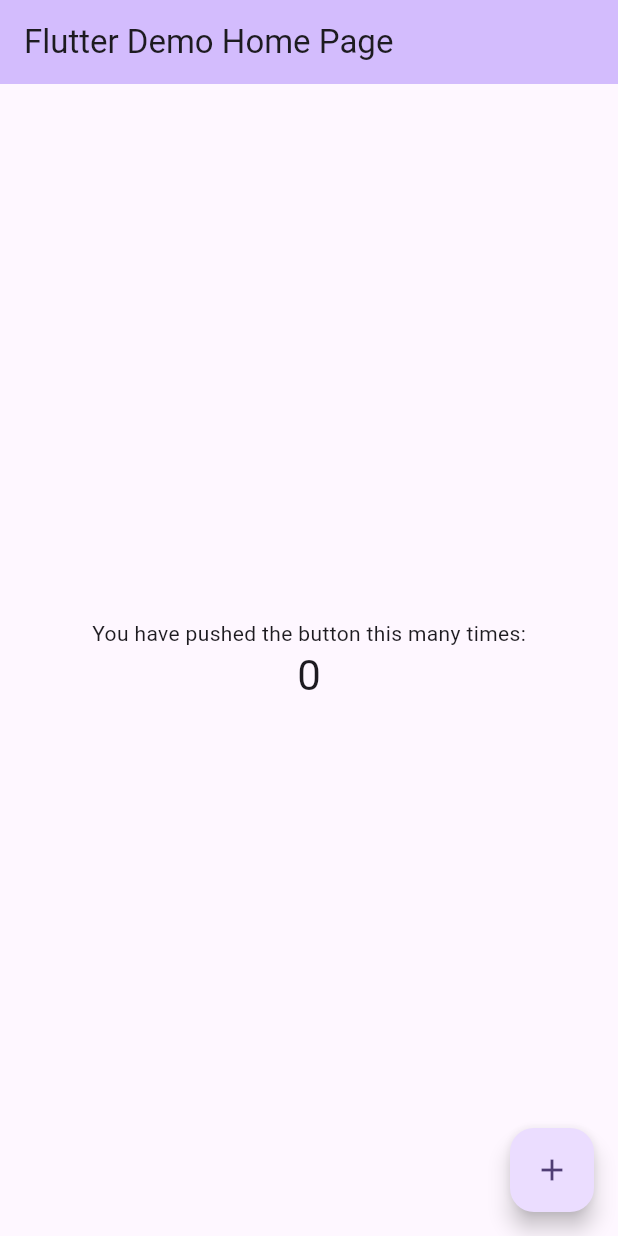
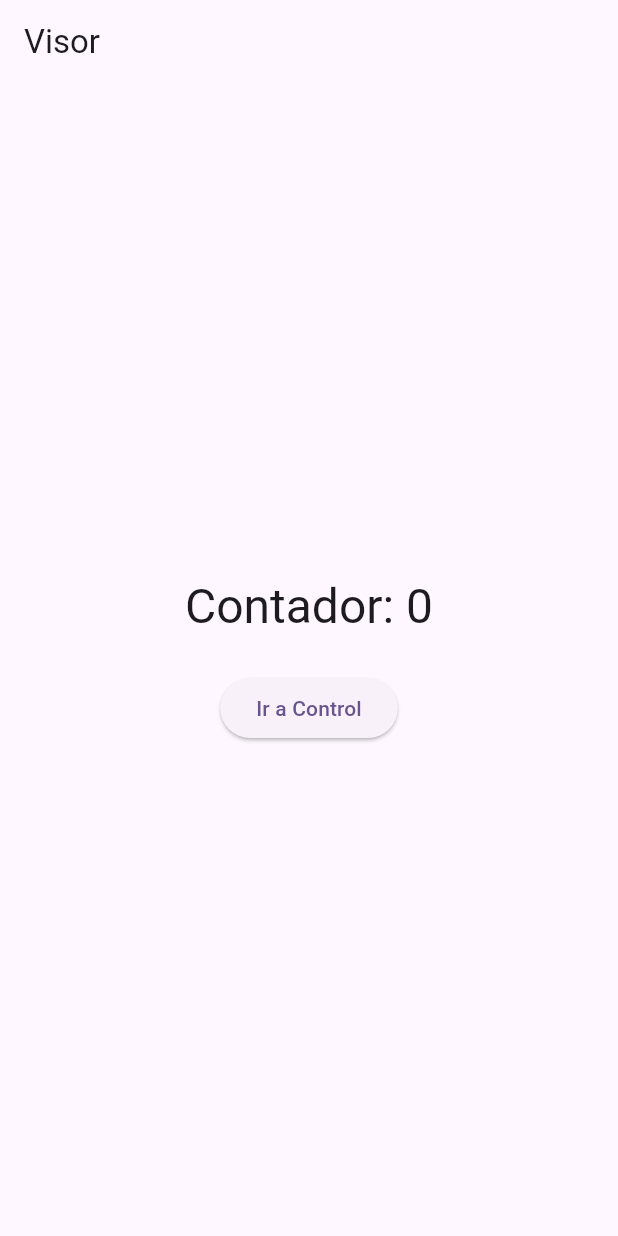
Before and after one commit to Mattz02/deber1-estado-streams, a Flutter app: the screen it shows after launch, on a phone screen of 412 x 824 dp. Run offline on Flutter 3.47's test engine with Material 3 defaults, Android fonts, the phone set to English and light mode, and no system bars; our stand-ins replace flutter_riverpod, shared_preferences.

Commit message:
feat: presentation con Riverpod

```diff
--- a/deber1/lib/main.dart
+++ b/deber1/lib/main.dart
@@ -1,122 +1,24 @@
 import 'package:flutter/material.dart';
+import 'package:flutter_riverpod/flutter_riverpod.dart';
+
+import 'presentation/pantallas/pantalla_visor.dart';
 
 void main() {
-  runApp(const MyApp());
+  WidgetsFlutterBinding.ensureInitialized();
+  runApp(const ProviderScope(child: MyApp()));
 }
 
 class MyApp extends StatelessWidget {
   const MyApp({super.key});
 
-  // This widget is the root of your application.
   @override
   Widget build(BuildContext context) {
     return MaterialApp(
-      title: 'Flutter Demo',
+      title: 'Contador con Riverpod',
       theme: ThemeData(
-        // This is the theme of your application.
-        //
-        // TRY THIS: Try running your application with "flutter run". You'll see
-        // the application has a purple toolbar. Then, without quitting the app,
-        // try changing the seedColor in the colorScheme below to Colors.green
-        // and then invoke "hot reload" (save your changes or press the "hot
-        // reload" button in a Flutter-supported IDE, or press "r" if you used
-        // the command line to start the app).
-        //
-        // Notice that the counter didn't reset back to zero; the application
-        // state is not lost during the reload. To reset the state, use hot
-        // restart instead.
-        //
-        // This works for code too, not just values: Most code changes can be
-        // tested with just a hot reload.
-        colorScheme: .fromSeed(seedColor: Colors.deepPurple),
+        colorScheme: ColorScheme.fromSeed(seedColor: Colors.deepPurple),
       ),
-      home: const MyHomePage(title: 'Flutter Demo Home Page'),
+      home: const PantallaVisor(),
     );
   }
 }
-
-class MyHomePage extends StatefulWidget {
-  const MyHomePage({super.key, required this.title});
-
-  // This widget is the home page of your application. It is stateful, meaning
-  // that it has a State object (defined below) that contains fields that affect
-  // how it looks.
-
-  // This class is the configuration for the state. It holds the values (in this
-  // case the title) provided by the parent (in this case the App widget) and
-  // used by the build method of the State. Fields in a Widget subclass are
-  // always marked "final".
-
-  final String title;
-
-  @override
-  State<MyHomePage> createState() => _MyHomePageState();
-}
-
-class _MyHomePageState extends State<MyHomePage> {
-  int _counter = 0;
-
-  void _incrementCounter() {
-    setState(() {
-      // This call to setState tells the Flutter framework that something has
-      // changed in this State, which causes it to rerun the build method below
-      // so that the display can reflect the updated values. If we changed
-      // _counter without calling setState(), then the build method would not be
-      // called again, and so nothing would appear to happen.
-      _counter++;
-    });
-  }
-
-  @override
-  Widget build(BuildContext context) {
-    // This method is rerun every time setState is called, for instance as done
-    // by the _incrementCounter method above.
-    //
-    // The Flutter framework has been optimized to make rerunning build methods
-    // fast, so that you can just rebuild anything that needs updating rather
-    // than having to individually change instances of widgets.
-    return Scaffold(
-      appBar: AppBar(
-        // TRY THIS: Try changing the color here to a specific color (to
-        // Colors.amber, perhaps?) and trigger a hot reload to see the AppBar
-        // change color while the other colors stay the same.
-        backgroundColor: Theme.of(context).colorScheme.inversePrimary,
-        // Here we take the value from the MyHomePage object that was created by
-        // the App.build method, and use it to set our appbar title.
-        title: Text(widget.title),
-      ),
-      body: Center(
-        // Center is a layout widget. It takes a single child and positions it
-        // in the middle of the parent.
-        child: Column(
-          // Column is also a layout widget. It takes a list of children and
-          // arranges them vertically. By default, it sizes itself to fit its
-          // children horizontally, and tries to be as tall as its parent.
-          //
-          // Column has various properties to control how it sizes itself and
-          // how it positions its children. Here we use mainAxisAlignment to
-          // center the children vertically; the main axis here is the vertical
-          // axis because Columns are vertical (the cross axis would be
-          // horizontal).
-          //
-          // TRY THIS: Invoke "debug painting" (choose the "Toggle Debug Paint"
-          // action in the IDE, or press "p" in the console), to see the
-          // wireframe for each widget.
-          mainAxisAlignment: .center,
-          children: [
-            const Text('You have pushed the button this many times:'),
-            Text(
-              '$_counter',
-              style: Theme.of(context).textTheme.headlineMedium,
-            ),
-          ],
-        ),
-      ),
-      floatingActionButton: FloatingActionButton(
-        onPressed: _incrementCounter,
-        tooltip: 'Increment',
-        child: const Icon(Icons.add),
-      ),
-    );
-  }
-}
--- /dev/null
+++ b/deber1/lib/presentation/pantallas/pantalla_visor.dart
@@ -0,0 +1,47 @@
+import 'package:flutter/material.dart';
+import 'package:flutter_riverpod/flutter_riverpod.dart';
+
+import '../estado/contador_provider.dart';
+import 'pantalla_control.dart';
+
+class PantallaVisor extends ConsumerWidget {
+  const PantallaVisor({super.key});
+
+  @override
+  Widget build(BuildContext context, WidgetRef ref) {
+    final contador = ref.watch(contadorProvider);
+    ref.listen(contadorProvider, (anterior, siguiente) {
+      if (siguiente.error != null) {
+        ScaffoldMessenger.of(context).showSnackBar(
+          const SnackBar(content: Text('No se pudo cargar el contador.')),
+        );
+      }
+    });
+    return Scaffold(
+      appBar: AppBar(title: const Text('Visor')),
+      body: Center(
+        child: Column(
+          mainAxisAlignment: MainAxisAlignment.center,
+          children: [
+            Text(
+              'Contador: ${contador.valor}',
+              style: Theme.of(context).textTheme.headlineLarge,
+            ),
+            const SizedBox(height: 24),
+            if (contador.cargando) const CircularProgressIndicator(),
+            ElevatedButton(
+              onPressed: contador.cargando
+                  ? null
+                  : () => Navigator.of(context).push<void>(
+                      MaterialPageRoute<void>(
+                        builder: (_) => const PantallaControl(),
+                      ),
+                    ),
+              child: const Text('Ir a Control'),
+            ),
+          ],
+        ),
+      ),
+    );
+  }
+}
--- a/deber1/pubspec.yaml
+++ b/deber1/pubspec.yaml
@@ -35,6 +35,7 @@ dependencies:
   # Use with the CupertinoIcons class for iOS style icons.
   cupertino_icons: ^1.0.8
   shared_preferences: ^2.5.5
+  flutter_riverpod: ^3.4.3
 
 dev_dependencies:
   flutter_test:
```
Also changed, not shown: deber1/lib/presentation/estado/contador_provider.dart (added, +71 -0 lines), deber1/lib/presentation/pantallas/pantalla_control.dart (added, +65 -0 lines), deber1/pubspec.lock, 1 other file.
